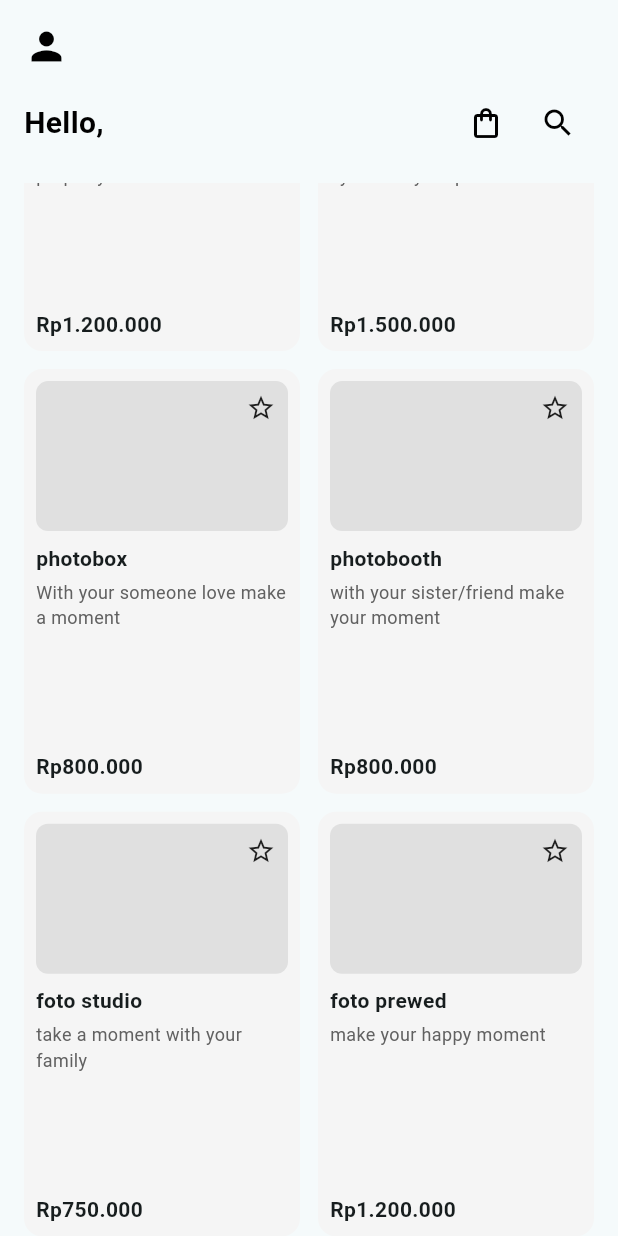
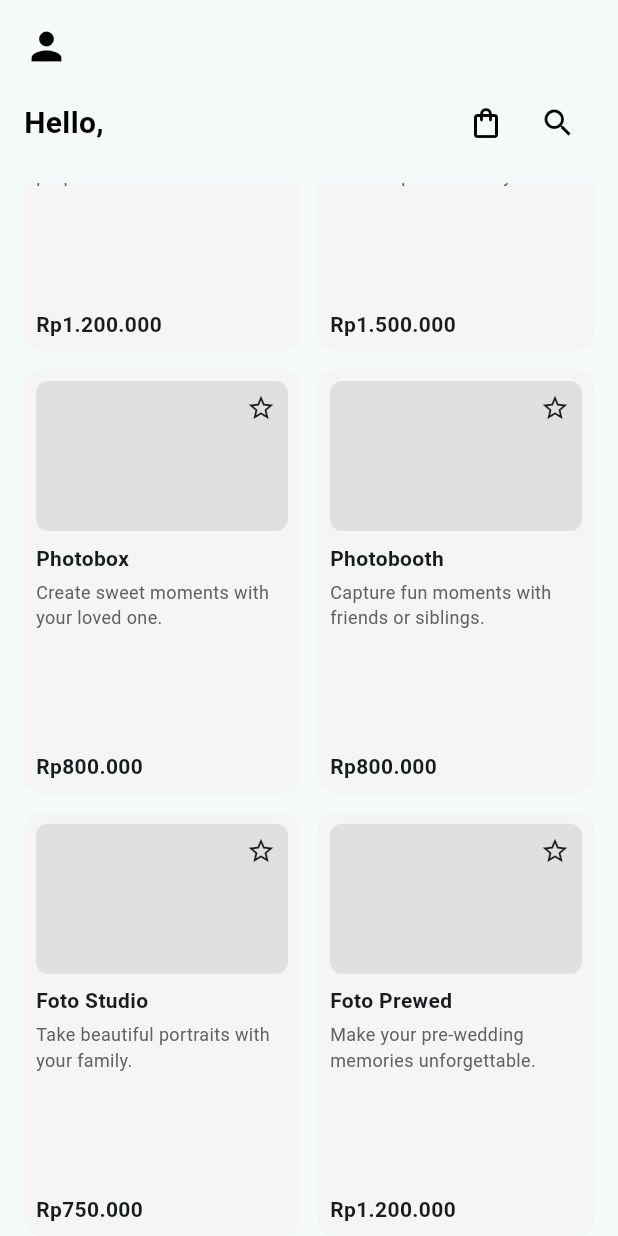
Before and after one commit to Nwekoder/project_hirelens, a Flutter app: the HomePage screen opened directly, scrolled down 171 dp, on a phone screen of 412 x 824 dp. Run offline on Flutter 3.47's test engine with Material 3 defaults, Android fonts, the phone set to English and light mode, and no system bars; our stand-ins replace shared_preferences, supabase_flutter; accounts and stored records are empty.

Commit message:
Some Hotfix

```diff
--- a/lib/screens/home.dart
+++ b/lib/screens/home.dart
@@ -2,38 +2,38 @@ import 'package:flutter/material.dart';
 import 'package:unsplash_clone/components/item_card.dart';
 import 'package:unsplash_clone/providers/user_provider.dart';
 import 'package:provider/provider.dart';
-import 'package:unsplash_clone/screens/cart.dart'; // Pastikan path ini sesuai struktur project kamu
+import 'package:unsplash_clone/screens/cart.dart';
 
 class HomePage extends StatelessWidget {
   final List<Map<String, dynamic>> items = [
     {
-      "title": "foto wisuda",
-      "desc": "photoshoot graduation with property",
+      "title": "Foto Wisuda",
+      "desc": "Photoshoot graduation with properties.",
       "price": 1200000,
     },
     {
-      "title": "foto wisuda malam",
-      "desc": "with the lamp and lens fish eye make your photo cool",
+      "title": "Foto Wisuda Malam",
+      "desc": "Dramatic night photoshoot with lamps and fisheye lens.",
       "price": 1500000,
     },
     {
-      "title": "photobox",
-      "desc": "With your someone love make a moment",
+      "title": "Photobox",
+      "desc": "Create sweet moments with your loved one.",
       "price": 800000,
     },
     {
-      "title": "photobooth",
-      "desc": "with your sister/friend make your moment",
+      "title": "Photobooth",
+      "desc": "Capture fun moments with friends or siblings.",
       "price": 800000,
     },
     {
-      "title": "foto studio",
-      "desc": "take a moment with your family",
+      "title": "Foto Studio",
+      "desc": "Take beautiful portraits with your family.",
       "price": 750000,
     },
     {
-      "title": "foto prewed",
-      "desc": "make your happy moment",
+      "title": "Foto Prewed",
+      "desc": "Make your pre-wedding memories unforgettable.",
       "price": 1200000,
     },
   ];
@@ -52,7 +52,7 @@ class HomePage extends StatelessWidget {
       appBar: AppBar(
         backgroundColor: Colors.white,
         elevation: 0,
-        toolbarHeight: 0, // Sembunyikan AppBar asli
+        toolbarHeight: 0,
       ),
       body: Padding(
         padding: const EdgeInsets.symmetric(horizontal: 16.0),
@@ -60,31 +60,33 @@ class HomePage extends StatelessWidget {
           children: [
             const SizedBox(height: 16),
 
-            // Baris 1: Icon profil
+            // Icon profil
             Align(
               alignment: Alignment.centerLeft,
               child: Icon(Icons.person, size: 30, color: Colors.black),
             ),
             const SizedBox(height: 12),
 
-            // Baris 2: Hello User + Icon keranjang + search
+            // Hello, user + keranjang + search
             Row(
               mainAxisAlignment: MainAxisAlignment.spaceBetween,
               children: [
-                Text(
-                  'Hello, ${user.displayName ?? user.email}',
-                  style: TextStyle(
-                    fontSize: 20,
-                    fontWeight: FontWeight.bold,
-                    color: Colors.black,
+                Expanded(
+                  child: Text(
+                    'Hello, ${user.displayName ?? user.email}',
+                    style: const TextStyle(
+                      fontSize: 20,
+                      fontWeight: FontWeight.bold,
+                      color: Colors.black,
+                    ),
+                    overflow: TextOverflow.ellipsis, // Biar tidak overflow
                   ),
                 ),
                 Row(
                   children: [
                     IconButton(
-                      icon: Icon(Icons.shopping_bag_outlined),
+                      icon: const Icon(Icons.shopping_bag_outlined),
                       onPressed: () {
-                        // Navigasi ke halaman keranjang
                         Navigator.push(
                           context,
                           MaterialPageRoute(
@@ -95,7 +97,7 @@ class HomePage extends StatelessWidget {
                       color: Colors.black,
                     ),
                     IconButton(
-                      icon: Icon(Icons.search),
+                      icon: const Icon(Icons.search),
                       onPressed: () {},
                       color: Colors.black,
                     ),
```
Also changed, not shown: 1 other file.
